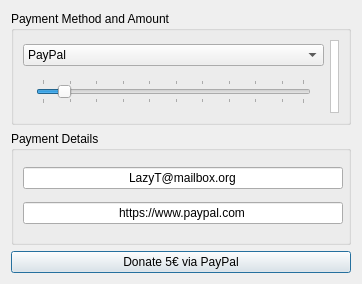
LazyT/obpm, file res/ui/donation.ui: the form before one commit.
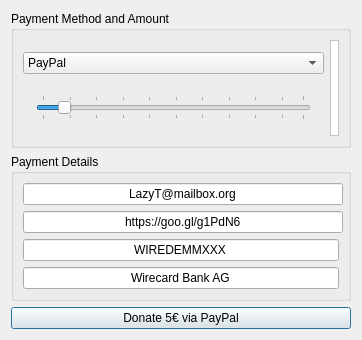
The form after the commit. Icons and pictures are not drawn.

Commit message: add amazon gift card and bank transfer for donations

```diff
--- a/res/ui/donation.ui
+++ b/res/ui/donation.ui
@@ -7,7 +7,7 @@
     <x>0</x>
     <y>0</y>
     <width>362</width>
-    <height>284</height>
+    <height>340</height>
    </rect>
   </property>
   <property name="sizePolicy">
@@ -218,7 +218,39 @@
          <string>transaction website</string>
         </property>
         <property name="text">
-         <string notr="true">https://www.paypal.com</string>
+         <string notr="true">https://goo.gl/g1PdN6</string>
+        </property>
+        <property name="alignment">
+         <set>Qt::AlignCenter</set>
+        </property>
+        <property name="readOnly">
+         <bool>true</bool>
+        </property>
+       </widget>
+      </item>
+      <item>
+       <widget class="QLineEdit" name="lineEdit_payment3">
+        <property name="toolTip">
+         <string notr="true">BIC</string>
+        </property>
+        <property name="text">
+         <string notr="true">WIREDEMMXXX</string>
+        </property>
+        <property name="alignment">
+         <set>Qt::AlignCenter</set>
+        </property>
+        <property name="readOnly">
+         <bool>true</bool>
+        </property>
+       </widget>
+      </item>
+      <item>
+       <widget class="QLineEdit" name="lineEdit_payment4">
+        <property name="toolTip">
+         <string>Bank</string>
+        </property>
+        <property name="text">
+         <string notr="true">Wirecard Bank AG</string>
         </property>
         <property name="alignment">
          <set>Qt::AlignCenter</set>
```
Left out of the diff: 18 changed lines with no effect on the pictures. The commit also changes 11 other files.
